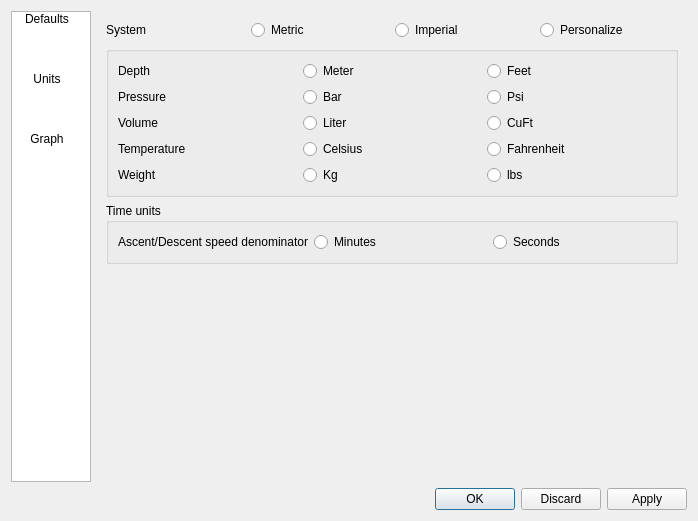
The window that qt-ui/preferences.ui (subsurface/subsurface) describes before a commit, drawn with Qt 5.
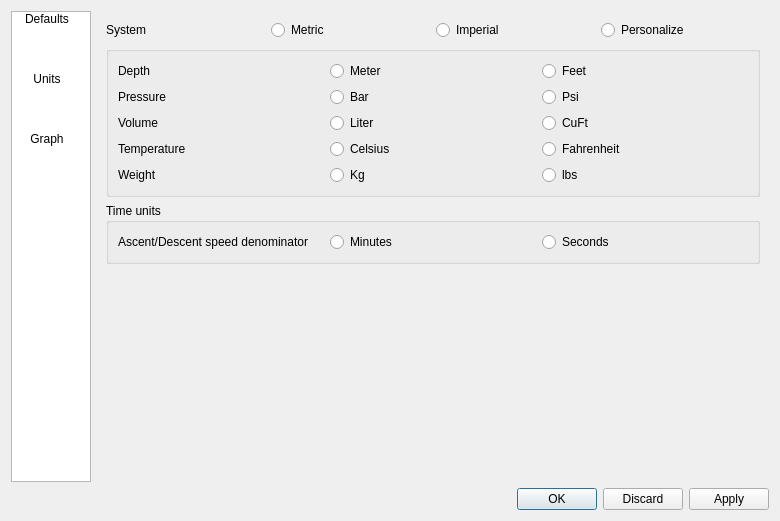
The same window after the commit. Icons and pictures are not drawn.

Commit message: Add application icon to dialogs

```diff
--- a/qt-ui/preferences.ui
+++ b/qt-ui/preferences.ui
@@ -6,7 +6,7 @@
    <rect>
     <x>0</x>
     <y>0</y>
-    <width>698</width>
+    <width>780</width>
     <height>521</height>
    </rect>
   </property>
```
Left out of the diff: 9 changed lines with no effect on the pictures. Lines whose indentation alone changed are shown as unchanged. The commit also changes 6 other files.
